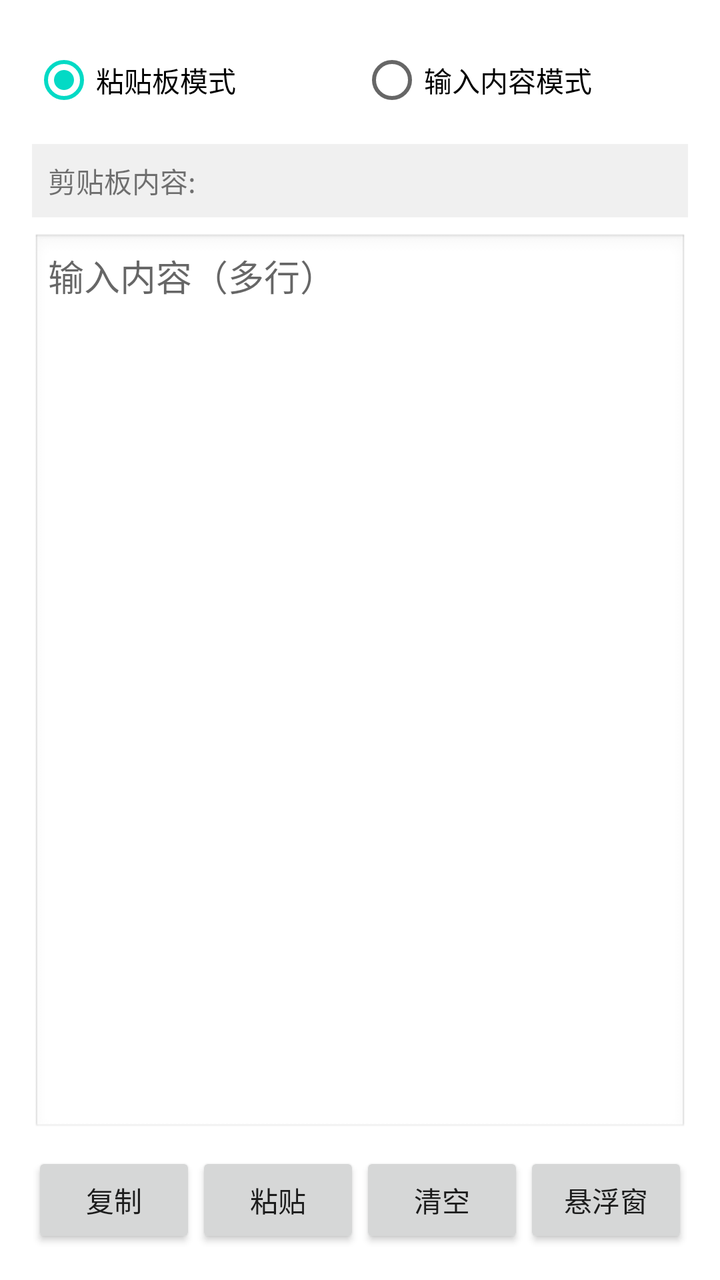
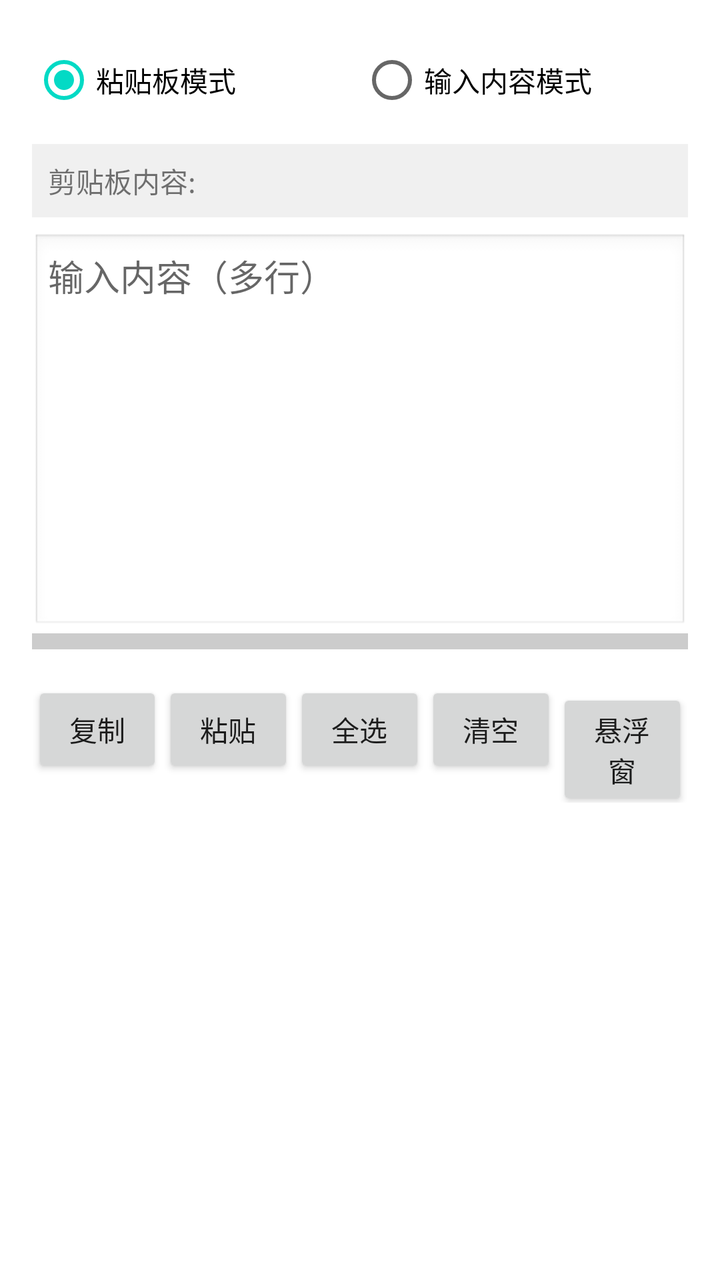

An Android layout rendered at two revisions. The XML below is the earlier revision; the diff shows what the commit changed to produce the second picture.
<!-- AndroidManifest.xml: application theme Theme.Clipper -->
<!-- res/layout/activity_main.xml -->
<?xml version="1.0" encoding="utf-8"?>
<LinearLayout xmlns:android="http://schemas.android.com/apk/res/android"
    android:layout_width="match_parent"
    android:layout_height="match_parent"
    android:orientation="vertical"
    android:padding="16dp">

    
    <LinearLayout
        android:layout_width="match_parent"
        android:layout_height="wrap_content"
        android:orientation="horizontal"
        android:layout_marginBottom="8dp">

        <RadioGroup
            android:id="@+id/radioGroupMode"
            android:layout_width="match_parent"
            android:layout_height="wrap_content"
            android:orientation="horizontal">

            <RadioButton
                android:id="@+id/radioClipboard"
                android:layout_width="0dp"
                android:layout_height="wrap_content"
                android:layout_weight="1"
                android:text="粘贴板模式"
                android:checked="true" />

            <RadioButton
                android:id="@+id/radioInput"
                android:layout_width="0dp"
                android:layout_height="wrap_content"
                android:layout_weight="1"
                android:text="输入内容模式" />

        </RadioGroup>
    </LinearLayout>

    
    <TextView
        android:id="@+id/textClipboard"
        android:layout_width="match_parent"
        android:layout_height="wrap_content"
        android:text="剪贴板内容: "
        android:padding="8dp"
        android:background="#f0f0f0"
        android:layout_marginBottom="8dp" />

    
    <EditText
        android:id="@+id/editText"
        android:layout_width="match_parent"
        android:layout_height="0dp"
        android:layout_weight="1"
        android:hint="输入内容（多行）"
        android:gravity="top|start"
        android:inputType="textMultiLine"
        android:scrollbars="vertical"
        android:background="@android:drawable/edit_text"
        android:padding="8dp" />

    
    <LinearLayout
        android:layout_width="match_parent"
        android:layout_height="wrap_content"
        android:orientation="horizontal"
        android:layout_marginTop="8dp">

        <Button
            android:id="@+id/btnCopy"
            android:layout_width="0dp"
            android:layout_height="wrap_content"
            android:layout_weight="1"
            android:text="复制" />

        <Button
            android:id="@+id/btnPaste"
            android:layout_width="0dp"
            android:layout_height="wrap_content"
            android:layout_weight="1"
            android:text="粘贴" />

        <Button
            android:id="@+id/btnClear"
            android:layout_width="0dp"
            android:layout_height="wrap_content"
            android:layout_weight="1"
            android:text="清空" />

        <Button
            android:id="@+id/btnFloating"
            android:layout_width="0dp"
            android:layout_height="wrap_content"
            android:layout_weight="1"
            android:text="悬浮窗" />
    </LinearLayout>

</LinearLayout>
<!-- resources referenced by this layout -->
<resources>
  <style name="Theme.Clipper" parent="Theme.MaterialComponents.DayNight.DarkActionBar">
          <item name="colorPrimary">@color/purple_500</item>
          <item name="colorPrimaryVariant">@color/purple_700</item>
          <item name="colorOnPrimary">@color/white</item>
          <item name="colorSecondary">@color/teal_200</item>
          <item name="colorSecondaryVariant">@color/teal_700</item>
          <item name="colorOnSecondary">@color/black</item>
      </style>
  <color name="purple_500">#FF6200EE</color>
  <color name="purple_700">#FF3700B3</color>
  <color name="white">#FFFFFFFF</color>
  <color name="teal_200">#FF03DAC5</color>
  <color name="teal_700">#FF018786</color>
  <color name="black">#FF000000</color>
</resources>

<!-- the commit's change to res/layout/activity_main.xml (unified diff, before → after) -->
@@ -50,14 +50,24 @@
     <EditText
         android:id="@+id/editText"
         android:layout_width="match_parent"
-        android:layout_height="0dp"
-        android:layout_weight="1"
+        android:layout_height="200dp"
         android:hint="输入内容（多行）"
         android:gravity="top|start"
-        android:inputType="textMultiLine"
+        android:inputType="textMultiLine|text"
         android:scrollbars="vertical"
+        android:textIsSelectable="true"
         android:background="@android:drawable/edit_text"
-        android:padding="8dp" />
+        android:padding="8dp"
+        android:focusable="true"
+        android:focusableInTouchMode="true" />
+
+    
+    <View
+        android:id="@+id/resizeHandle"
+        android:layout_width="match_parent"
+        android:layout_height="8dp"
+        android:background="#CCCCCC"
+        android:layout_marginBottom="8dp" />
 
     
     <LinearLayout
@@ -81,6 +91,13 @@
             android:text="粘贴" />
 
         <Button
+            android:id="@+id/btnSelectAll"
+            android:layout_width="0dp"
+            android:layout_height="wrap_content"
+            android:layout_weight="1"
+            android:text="全选" />
+
+        <Button
             android:id="@+id/btnClear"
             android:layout_width="0dp"
             android:layout_height="wrap_content"
